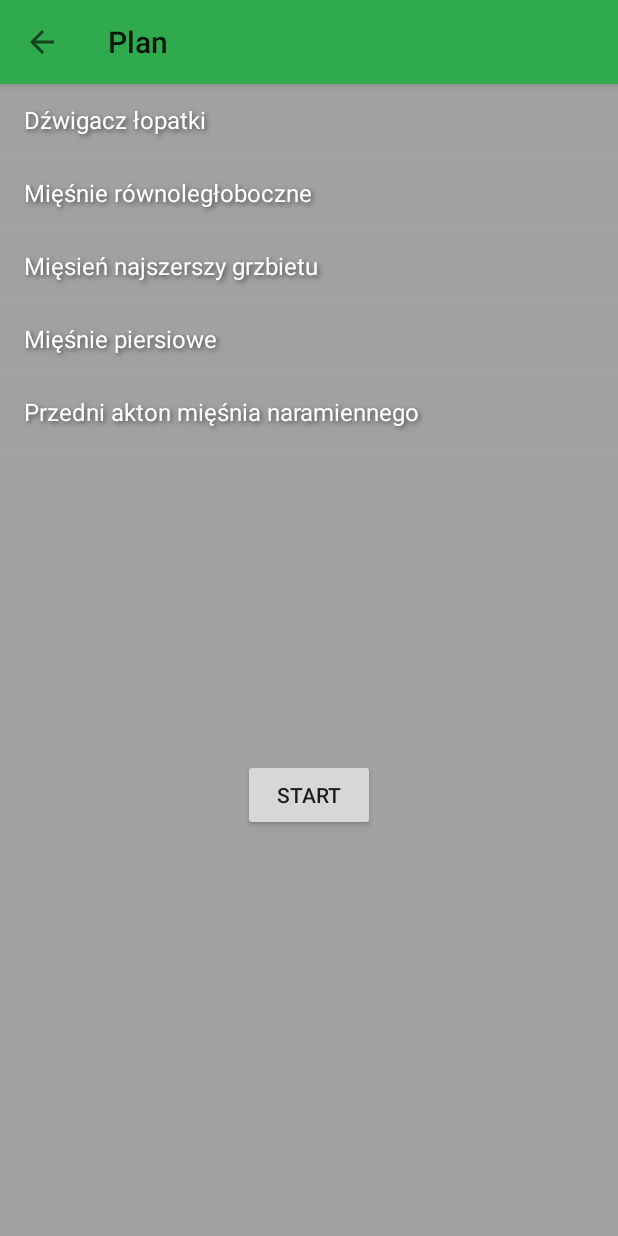
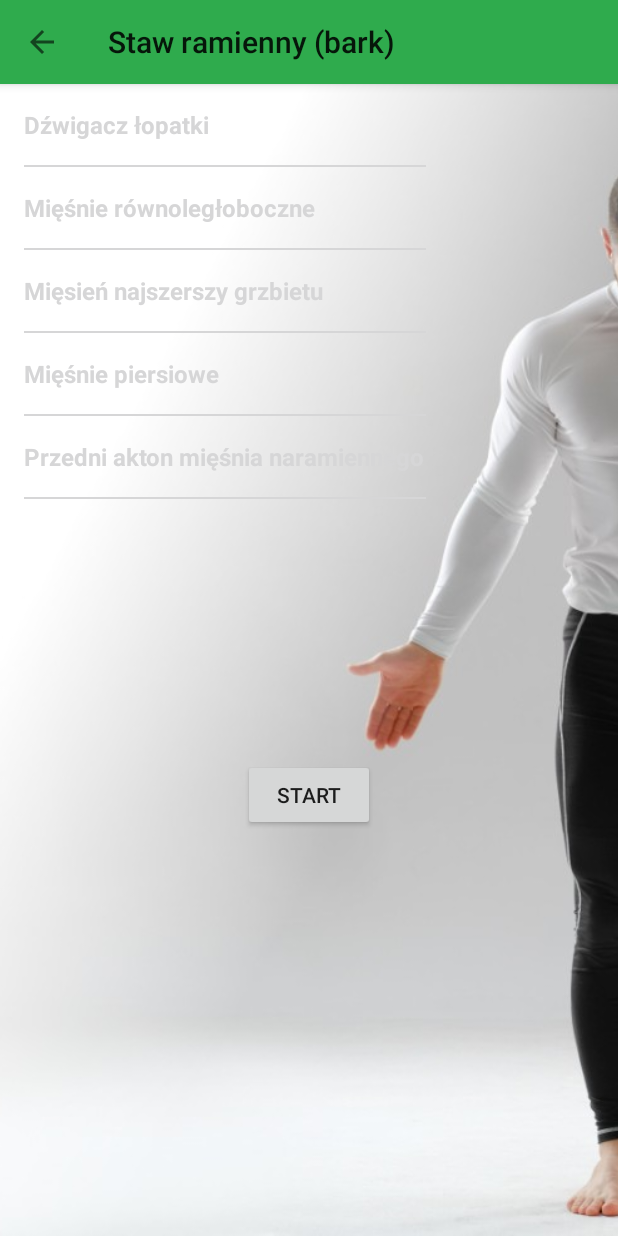
Before and after one commit to Kedrad/self-therapy-ball-app, an Android app: the screen it shows after launch (ExercisePlanActivity), after a tap on "Staw ramienny (bark)", on a phone screen of 412 x 824 dp. Run offline under Robolectric (Android 15) with nearby library versions, the phone set to English and light mode, and no system bars; libraries missing offline, so code that uses them is left out: carbon.widget, com.kogitune.activity_transition; plain views replace Button; 2 statements that could not run were skipped.

Commit message:
Updated Exercise Plan Activity

```diff
--- a/app/build.gradle
+++ b/app/build.gradle
@@ -42,4 +42,5 @@ dependencies {
     implementation 'com.github.ohoussein.playpauseview:playpauseview:1.0.2'
     implementation 'tk.zielony:carbon:0.15.0.1'
     implementation 'pl.bclogic:pulsator4droid:1.0.3'
+    implementation 'com.kogitune:pre-lollipop-activity-transition:1.3.3'
 }
--- a/app/src/main/java/com/kedrad/selftherapyball/ExercisePlanActivity.java
+++ b/app/src/main/java/com/kedrad/selftherapyball/ExercisePlanActivity.java
@@ -11,6 +11,9 @@ import android.widget.AdapterView;
 import android.widget.ArrayAdapter;
 import android.widget.ImageView;
 import android.widget.ListView;
+import android.widget.TextView;
+
+import com.kogitune.activity_transition.ActivityTransition;
 
 import carbon.widget.Button;
 
@@ -28,12 +31,12 @@ public class ExercisePlanActivity extends AppCompatActivity {
 
         getSupportActionBar().setDisplayHomeAsUpEnabled(true);
 
-        //Setting title in the toolbar
-        this.setTitle(R.string.exercise_plan_activity_title);
+        //Getting string array of the menu items for setting a title in the toolbar
+        String[] titles = getResources().getStringArray(R.array.menu_pain);
 
         //Loading image into the background
         ImageView imageViewBackground = findViewById(R.id.iv_background);
-        GlideApp.with(this).load(R.drawable.front_blurred).fitCenter().into(imageViewBackground);
+        GlideApp.with(this).load(R.drawable.front_plan_activity).fitCenter().into(imageViewBackground);
 
         selectedPlanId = getIntent().getIntExtra("selectedItem", 0);
 
@@ -43,35 +46,40 @@ public class ExercisePlanActivity extends AppCompatActivity {
 
         switch (selectedPlanId){
             case 0:
+                this.setTitle(titles[0]);
                 exerciseslistArray = getResources().getStringArray(R.array.neck);
                 break;
             case 1:
+                this.setTitle(titles[1]);
                 exerciseslistArray = getResources().getStringArray(R.array.shoulder);
                 break;
             case 2:
+                this.setTitle(titles[2]);
                 exerciseslistArray = getResources().getStringArray(R.array.thoracic_spine);
                 break;
             case 3:
+                this.setTitle(titles[3]);
                 exerciseslistArray = getResources().getStringArray(R.array.lumbar_spine);
                 break;
             case 4:
+                this.setTitle(titles[4]);
                 exerciseslistArray = getResources().getStringArray(R.array.hips);
                 break;
             case 5:
+                this.setTitle(titles[5]);
                 exerciseslistArray = getResources().getStringArray(R.array.knee);
                 break;
             case 6:
+                this.setTitle(titles[6]);
                 exerciseslistArray = getResources().getStringArray(R.array.achilles_and_ankle_joint);
                 break;
             default:
+                this.setTitle(titles[0]);
                 exerciseslistArray = getResources().getStringArray(R.array.neck);
                 break;
         }
 
-        listViewExercises.setAdapter(new ArrayAdapter<String>(
-                ExercisePlanActivity.this,
-                R.layout.listview_white_item,
-                exerciseslistArray));
+        listViewExercises.setAdapter(new ExercisePlanListAdapter(this, exerciseslistArray));
 
         //Setting OnItemClickListner for the list
         listViewExercises.setOnItemClickListener(new AdapterView.OnItemClickListener() {
--- /dev/null
+++ b/app/src/main/java/com/kedrad/selftherapyball/ExercisePlanListAdapter.java
@@ -0,0 +1,54 @@
+package com.kedrad.selftherapyball;
+
+import android.content.Context;
+import android.view.LayoutInflater;
+import android.view.View;
+import android.view.ViewGroup;
+import android.widget.BaseAdapter;
+import android.widget.TextView;
+
+public class ExercisePlanListAdapter extends BaseAdapter {
+    Context context;
+    String[] names;
+
+    private static LayoutInflater inflater = null;
+
+    public ExercisePlanListAdapter(Context context, String[] names) {
+        this.context = context;
+        this.names = names;
+
+        inflater = (LayoutInflater) context
+                .getSystemService(Context.LAYOUT_INFLATER_SERVICE);
+    }
+
+    @Override
+    public int getCount() {
+        // TODO Auto-generated method stub
+        return names.length;
+    }
+
+    @Override
+    public Object getItem(int position) {
+        // TODO Auto-generated method stub
+        return names[position];
+    }
+
+    @Override
+    public long getItemId(int position) {
+        // TODO Auto-generated method stub
+        return position;
+    }
+
+    @Override
+    public View getView(int position, View convertView, ViewGroup parent) {
+        // TODO Auto-generated method stub
+        View vi = convertView;
+        if (vi == null)
+            vi = inflater.inflate(R.layout.exercise_plan_row, null);
+
+        TextView muscleName = vi.findViewById(R.id.name);
+        muscleName.setText(names[position]);
+
+        return vi;
+    }
+}
--- a/app/src/main/java/com/kedrad/selftherapyball/MainActivity.java
+++ b/app/src/main/java/com/kedrad/selftherapyball/MainActivity.java
@@ -5,6 +5,7 @@ import android.content.Intent;
 import android.content.res.TypedArray;
 import android.graphics.drawable.Drawable;
 import android.os.Bundle;
+import android.os.Debug;
 import android.support.design.widget.FloatingActionButton;
 import android.support.design.widget.Snackbar;
 import android.support.v7.app.AppCompatActivity;
@@ -17,8 +18,11 @@ import android.widget.AdapterView;
 import android.widget.ImageView;
 import android.widget.ListView;
 import android.widget.RelativeLayout;
+import android.widget.TextView;
+
 import com.bumptech.glide.request.target.SimpleTarget;
 import com.bumptech.glide.request.transition.Transition;
+import com.kogitune.activity_transition.ActivityTransitionLauncher;
 
 import java.util.Arrays;
 
@@ -36,14 +40,10 @@ public class MainActivity extends AppCompatActivity {
         //Setting title in the toolbar
         this.setTitle(R.string.menu_message);
 
-        //Loading image into the background
-        ImageView imageViewBackground = findViewById(R.id.iv_background);
-        //GlideApp.with(this).load(R.drawable.front_blurred).fitCenter().into(imageViewBackground);
 
         //Filling menu list with content using custom ArrayAdapter
         ListView listViewMenu = findViewById(R.id.listViewMenu);
         TypedArray images = getResources().obtainTypedArray(R.array.menu_images);
-
 
         String[] names = getResources().getStringArray(R.array.menu_pain);
         String[] durations = getResources().getStringArray(R.array.menu_durations);
@@ -57,6 +57,8 @@ public class MainActivity extends AppCompatActivity {
                 Intent intent = new Intent(MainActivity.this, ExercisePlanActivity.class);
                 int selectedItem = position;
                 intent.putExtra("selectedItem", selectedItem);
+
+                //Starting new activity
                 startActivity(intent);
             }
         });
--- a/app/src/main/res/layout/activity_exercise_plan.xml
+++ b/app/src/main/res/layout/activity_exercise_plan.xml
@@ -7,11 +7,11 @@
     tools:context=".ExercisePlanActivity">
 
     <ImageView
-        android:layout_width="wrap_content"
+        android:layout_marginTop="50dp"
+        android:layout_width="match_parent"
         android:layout_height="match_parent"
         android:scaleType = "centerCrop"
         android:id="@+id/iv_background"
-        android:foreground="@color/image_overlay_black"
         />
 
     <android.support.design.widget.AppBarLayout
--- a/app/src/main/res/layout/content_exercise.xml
+++ b/app/src/main/res/layout/content_exercise.xml
@@ -16,6 +16,7 @@
         android:src="@drawable/suboccipital_1"
         android:adjustViewBounds="true"
         app:carbon_elevation="@dimen/carbon_elevationHigh"
+
         />
 
     <carbon.widget.TextView
--- a/app/src/main/res/layout/content_exercise_plan.xml
+++ b/app/src/main/res/layout/content_exercise_plan.xml
@@ -13,8 +13,8 @@
         style="@style/Widget.AppCompat.ListView"
         android:layout_width="match_parent"
         android:layout_height="match_parent"
-        android:divider="@android:drawable/divider_horizontal_dim_dark"
-        android:entries="@array/menu_pain"
+        android:dividerHeight="0dp"
+        android:divider="@null"
         android:theme="@style/WhiteList"/>
 
     <carbon.widget.Button
--- /dev/null
+++ b/app/src/main/res/layout/exercise_plan_row.xml
@@ -0,0 +1,39 @@
+<RelativeLayout xmlns:android="http://schemas.android.com/apk/res/android"
+    android:layout_width="fill_parent"
+    android:layout_height="wrap_content"
+    xmlns:app="http://schemas.android.com/apk/res-auto"
+    android:paddingLeft="16dip"
+    android:orientation="horizontal"
+    app:carbon_elevation="@dimen/carbon_listItemHeight">
+
+
+    <LinearLayout
+        android:layout_width="match_parent"
+        android:layout_height="match_parent"
+        android:orientation="vertical">
+        <!-- Muscle name -->
+        <TextView
+            android:id="@+id/name"
+            android:layout_width="wrap_content"
+            android:layout_height="wrap_content"
+            android:layout_alignTop="@+id/image"
+            android:layout_toRightOf="@+id/image"
+            android:text="Neck"
+            android:textColor="@color/carbon_black_54"
+            android:textSize="16sp"
+            android:textStyle="bold"
+            android:typeface="sans"
+            android:layout_marginRight="64dip"
+            android:layout_marginBottom="16dip"
+            android:layout_marginTop="16dip"
+            />
+
+        <View
+            android:layout_width="match_parent"
+            android:layout_height="1dp"
+            android:layout_marginRight="128dip"
+            android:background="@color/carbon_dividerColor_light" />
+    </LinearLayout>
+
+
+</RelativeLayout>
--- a/app/src/main/res/layout/menu_row.xml
+++ b/app/src/main/res/layout/menu_row.xml
@@ -34,7 +34,8 @@
         android:textColor="@color/carbon_black_54"
         android:textSize="15sp"
         android:textStyle="bold"
-        android:typeface="sans" />
+        android:typeface="sans"
+        />
 
     <!-- Exercise duration -->
     <TextView
--- a/app/src/main/res/values/strings.xml
+++ b/app/src/main/res/values/strings.xml
@@ -100,5 +100,7 @@
     </string-array>
     <string name="title_activity_ball_location">BallLocationActivity</string>
 
+    <!--Activity transitions' strings-->
+    <string name="menu_item_to_title_transition">menu_item_to_title_transition</string>
 
 </resources>
```
Also changed, not shown: app/src/main/res/drawable-xxhdpi/front_plan_activity.jpg (added).
